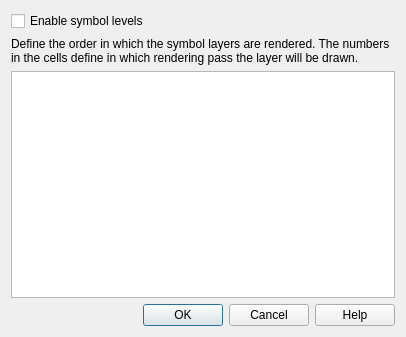
Above: src/ui/qgssymbollevelsdialogbase.ui from qgis/QGIS before the change. Below: the same form after it.
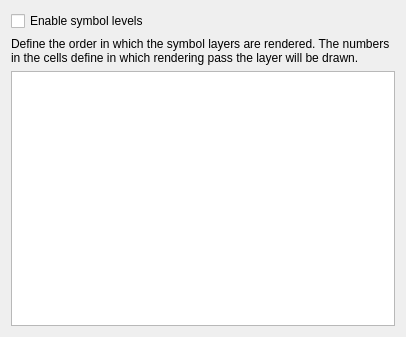
That is the form after the change. Custom widgets are drawn as their Qt base class.

Commit message: [FEATURE] Make symbol levels dialog a style dock panel widget

What changed in the file:
```diff
--- a/src/ui/qgssymbollevelsdialogbase.ui
+++ b/src/ui/qgssymbollevelsdialogbase.ui
@@ -1,7 +1,7 @@
 <?xml version="1.0" encoding="UTF-8"?>
 <ui version="4.0">
  <class>QgsSymbolLevelsDialogBase</class>
- <widget class="QDialog" name="QgsSymbolLevelsDialogBase">
+ <widget class="QgsPanelWidget" name="QgsSymbolLevelsDialogBase">
   <property name="geometry">
    <rect>
     <x>0</x>
@@ -41,18 +41,15 @@
      </attribute>
     </widget>
    </item>
-   <item row="3" column="0">
-    <widget class="QDialogButtonBox" name="buttonBox">
-     <property name="orientation">
-      <enum>Qt::Horizontal</enum>
-     </property>
-     <property name="standardButtons">
-      <set>QDialogButtonBox::Cancel|QDialogButtonBox::Help|QDialogButtonBox::Ok</set>
-     </property>
-    </widget>
-   </item>
   </layout>
  </widget>
+ <customwidgets>
+  <customwidget>
+   <class>QgsPanelWidget</class>
+   <extends>QWidget</extends>
+   <header>qgspanelwidget.h</header>
+  </customwidget>
+ </customwidgets>
  <resources/>
  <connections>
   <connection>
```
Left out of the diff: 34 changed lines with no effect on the pictures. The commit also changes 5 other files.
